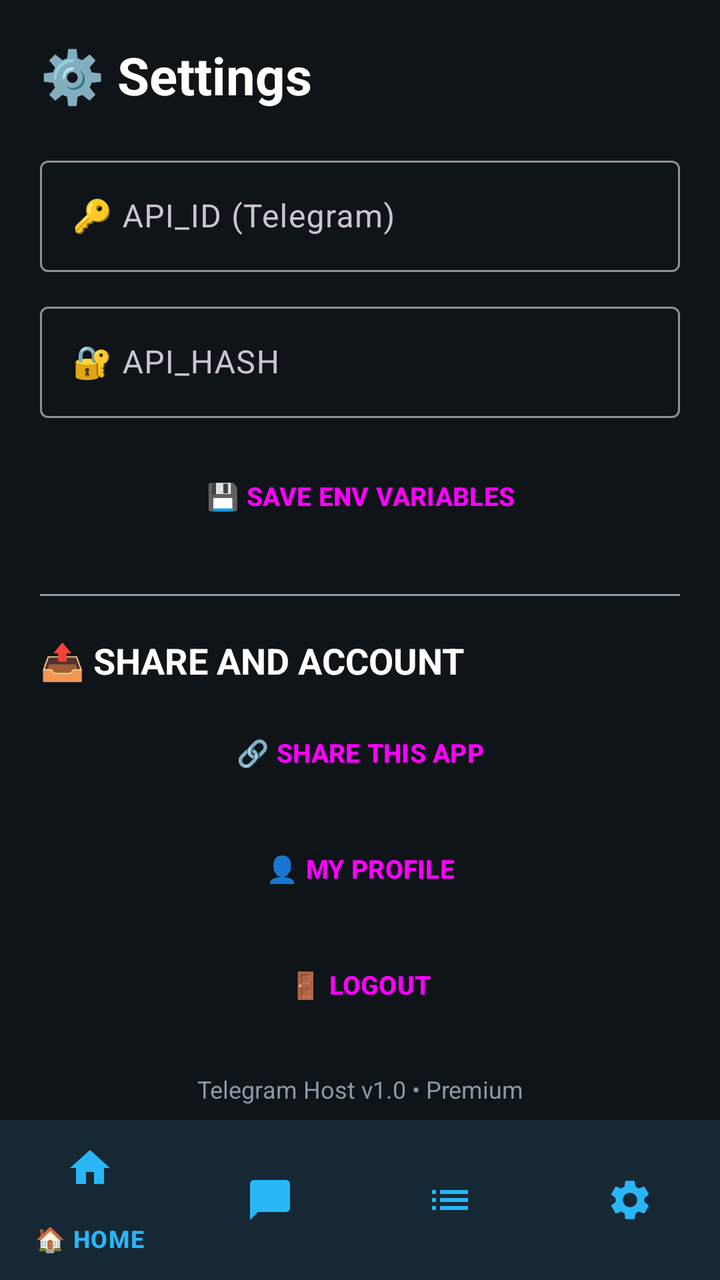
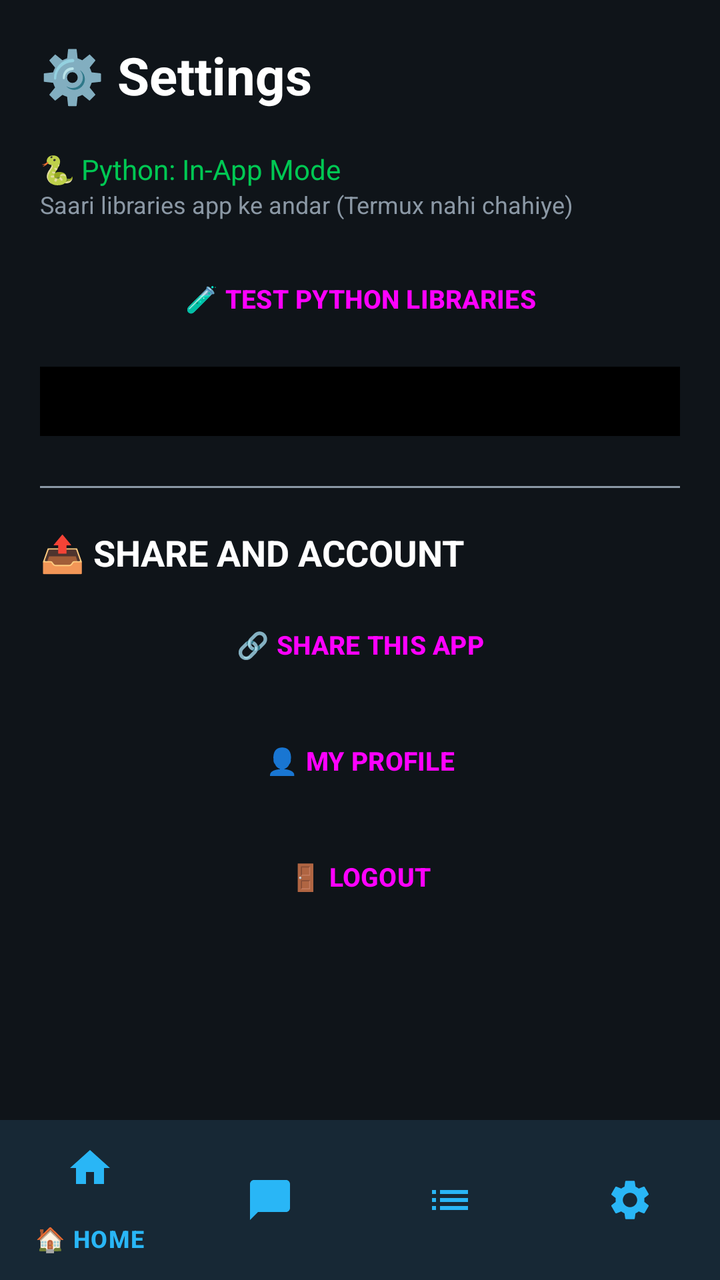

Compare the two renders of this Android layout. The source of the first and the diff that turns it into the second are given below.
<!-- AndroidManifest.xml: application theme Theme.TelegramHost -->
<!-- res/layout/activity_settings.xml -->
<?xml version="1.0" encoding="utf-8"?>
<androidx.coordinatorlayout.widget.CoordinatorLayout
    xmlns:android="http://schemas.android.com/apk/res/android"
    xmlns:app="http://schemas.android.com/apk/res-auto"
    android:layout_width="match_parent" android:layout_height="match_parent"
    android:background="@color/bg_dark">
    <ScrollView android:layout_width="match_parent" android:layout_height="match_parent"
        android:paddingBottom="80dp">
        <LinearLayout android:orientation="vertical" android:padding="20dp"
            android:layout_width="match_parent" android:layout_height="wrap_content">
            <TextView android:text="⚙️ Settings" android:textColor="@color/text_primary"
                android:textSize="26sp" android:textStyle="bold" android:layout_marginBottom="20dp"
                android:layout_width="wrap_content" android:layout_height="wrap_content"/>
            <com.google.android.material.textfield.TextInputLayout android:hint="🔑 API_ID (Telegram)"
                android:layout_width="match_parent" android:layout_height="wrap_content"
                style="@style/Widget.Material3.TextInputLayout.OutlinedBox">
                <com.google.android.material.textfield.TextInputEditText android:id="@+id/etApiId"
                    android:inputType="number" android:layout_width="match_parent" android:layout_height="wrap_content"/>
            </com.google.android.material.textfield.TextInputLayout>
            <com.google.android.material.textfield.TextInputLayout android:hint="🔐 API_HASH"
                android:layout_marginTop="12dp" android:layout_width="match_parent" android:layout_height="wrap_content"
                style="@style/Widget.Material3.TextInputLayout.OutlinedBox">
                <com.google.android.material.textfield.TextInputEditText android:id="@+id/etApiHash"
                    android:layout_width="match_parent" android:layout_height="wrap_content"/>
            </com.google.android.material.textfield.TextInputLayout>
            <Button android:id="@+id/btnSaveEnv" android:text="💾 SAVE ENV VARIABLES"
                style="@style/Widget.TelegramHost.Button" android:backgroundTint="@color/success"
                android:layout_marginTop="15dp" android:layout_width="match_parent" android:layout_height="wrap_content"/>
            <View android:layout_marginTop="25dp" android:background="@color/text_secondary"
                android:layout_width="match_parent" android:layout_height="1dp"/>
            <TextView android:text="📤 SHARE AND ACCOUNT" android:textColor="@color/text_primary"
                android:textSize="18sp" android:textStyle="bold" android:layout_marginTop="20dp"
                android:layout_width="wrap_content" android:layout_height="wrap_content"/>
            <Button android:id="@+id/btnShareApp" android:text="🔗 SHARE THIS APP"
                style="@style/Widget.TelegramHost.Button" android:backgroundTint="@color/info"
                android:layout_marginTop="10dp" android:layout_width="match_parent" android:layout_height="wrap_content"/>
            <Button android:id="@+id/btnProfile" android:text="👤 MY PROFILE"
                style="@style/Widget.TelegramHost.Button" android:backgroundTint="@color/accent"
                android:layout_marginTop="10dp" android:layout_width="match_parent" android:layout_height="wrap_content"/>
            <Button android:id="@+id/btnLogout" android:text="🚪 LOGOUT"
                style="@style/Widget.TelegramHost.Button" android:backgroundTint="@color/danger"
                android:layout_marginTop="10dp" android:layout_width="match_parent" android:layout_height="wrap_content"/>
            <TextView android:text="Telegram Host v1.0 • Premium" android:textColor="@color/text_secondary"
                android:textSize="12sp" android:gravity="center" android:layout_marginTop="20dp"
                android:layout_width="match_parent" android:layout_height="wrap_content"/>
        </LinearLayout>
    </ScrollView>
    <com.google.android.material.bottomnavigation.BottomNavigationView
        android:id="@+id/bottomNav"
        android:layout_gravity="bottom"
        android:background="@color/bg_card"
        app:itemIconTint="@color/accent"
        app:itemTextColor="@color/accent"
        app:menu="@menu/bottom_nav_menu"
        android:layout_width="match_parent" android:layout_height="wrap_content"/>
</androidx.coordinatorlayout.widget.CoordinatorLayout>
<!-- resources referenced by this layout -->
<resources>
  <color name="accent">#29B6F6</color>
  <color name="bg_card">#1A2028</color>
  <color name="bg_dark">#0F1419</color>
  <color name="danger">#FF1744</color>
  <color name="info">#2196F3</color>
  <color name="success">#00C853</color>
  <color name="text_primary">#FFFFFF</color>
  <color name="text_secondary">#8B98A5</color>
  <style name="Widget.TelegramHost.Button" parent="Widget.Material3.Button">
          <item name="cornerRadius">14dp</item>
          <item name="android:paddingTop">14dp</item>
          <item name="android:paddingBottom">14dp</item>
          <item name="android:textSize">13sp</item>
          <item name="android:textStyle">bold</item>
      </style>
  <style name="Theme.TelegramHost" parent="Theme.Material3.Dark.NoActionBar">
          <item name="colorPrimary">@color/primary</item>
          <item name="colorOnPrimary">@color/white</item>
          <item name="colorSecondary">@color/accent</item>
          <item name="android:colorBackground">@color/bg_dark</item>
          <item name="colorSurface">@color/bg_card</item>
          <item name="android:statusBarColor">@color/primary_dark</item>
          <item name="android:windowLightStatusBar">false</item>
      </style>
  <color name="primary">#0088CC</color>
  <color name="white">#FFFFFF</color>
  <color name="primary_dark">#006699</color>
</resources>

<!-- the commit's change to res/layout/activity_settings.xml (unified diff, before → after) -->
@@ -11,21 +11,22 @@
             <TextView android:text="⚙️ Settings" android:textColor="@color/text_primary"
                 android:textSize="26sp" android:textStyle="bold" android:layout_marginBottom="20dp"
                 android:layout_width="wrap_content" android:layout_height="wrap_content"/>
-            <com.google.android.material.textfield.TextInputLayout android:hint="🔑 API_ID (Telegram)"
-                android:layout_width="match_parent" android:layout_height="wrap_content"
-                style="@style/Widget.Material3.TextInputLayout.OutlinedBox">
-                <com.google.android.material.textfield.TextInputEditText android:id="@+id/etApiId"
-                    android:inputType="number" android:layout_width="match_parent" android:layout_height="wrap_content"/>
-            </com.google.android.material.textfield.TextInputLayout>
-            <com.google.android.material.textfield.TextInputLayout android:hint="🔐 API_HASH"
-                android:layout_marginTop="12dp" android:layout_width="match_parent" android:layout_height="wrap_content"
-                style="@style/Widget.Material3.TextInputLayout.OutlinedBox">
-                <com.google.android.material.textfield.TextInputEditText android:id="@+id/etApiHash"
+            <TextView android:text="🐍 Python: In-App Mode"
+                android:textColor="@color/success" android:textSize="14sp"
+                android:layout_width="wrap_content" android:layout_height="wrap_content"/>
+            <TextView android:text="Saari libraries app ke andar (Termux nahi chahiye)"
+                android:textColor="@color/text_secondary" android:textSize="12sp" android:layout_marginBottom="15dp"
+                android:layout_width="wrap_content" android:layout_height="wrap_content"/>
+            <Button android:id="@+id/btnTestLibs" android:text="🧪 TEST PYTHON LIBRARIES"
+                style="@style/Widget.TelegramHost.Button" android:backgroundTint="@color/success"
+                android:layout_width="match_parent" android:layout_height="wrap_content"/>
+            <ScrollView android:layout_marginTop="10dp" android:maxHeight="200dp"
+                android:layout_width="match_parent" android:layout_height="wrap_content">
+                <TextView android:id="@+id/tvTestResult" android:text=""
+                    android:textColor="@color/terminal_text" android:fontFamily="monospace" android:textSize="11sp"
+                    android:padding="10dp" android:background="@color/terminal_bg"
                     android:layout_width="match_parent" android:layout_height="wrap_content"/>
-            </com.google.android.material.textfield.TextInputLayout>
-            <Button android:id="@+id/btnSaveEnv" android:text="💾 SAVE ENV VARIABLES"
-                style="@style/Widget.TelegramHost.Button" android:backgroundTint="@color/success"
-                android:layout_marginTop="15dp" android:layout_width="match_parent" android:layout_height="wrap_content"/>
+            </ScrollView>
             <View android:layout_marginTop="25dp" android:background="@color/text_secondary"
                 android:layout_width="match_parent" android:layout_height="1dp"/>
             <TextView android:text="📤 SHARE AND ACCOUNT" android:textColor="@color/text_primary"
@@ -40,9 +41,6 @@
             <Button android:id="@+id/btnLogout" android:text="🚪 LOGOUT"
                 style="@style/Widget.TelegramHost.Button" android:backgroundTint="@color/danger"
                 android:layout_marginTop="10dp" android:layout_width="match_parent" android:layout_height="wrap_content"/>
-            <TextView android:text="Telegram Host v1.0 • Premium" android:textColor="@color/text_secondary"
-                android:textSize="12sp" android:gravity="center" android:layout_marginTop="20dp"
-                android:layout_width="match_parent" android:layout_height="wrap_content"/>
         </LinearLayout>
     </ScrollView>
     <com.google.android.material.bottomnavigation.BottomNavigationView
<!-- resource entries referenced after the edit -->
@@ -6,6 +6,8 @@
   <color name="danger">#FF1744</color>
   <color name="info">#2196F3</color>
   <color name="success">#00C853</color>
+  <color name="terminal_bg">#000000</color>
+  <color name="terminal_text">#00FF41</color>
   <color name="text_primary">#FFFFFF</color>
   <color name="text_secondary">#8B98A5</color>
   <style name="Widget.TelegramHost.Button" parent="Widget.Material3.Button">
